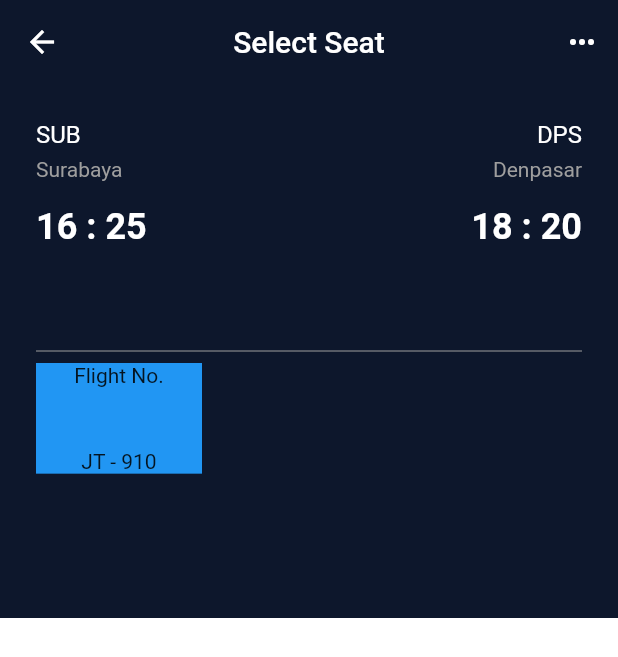
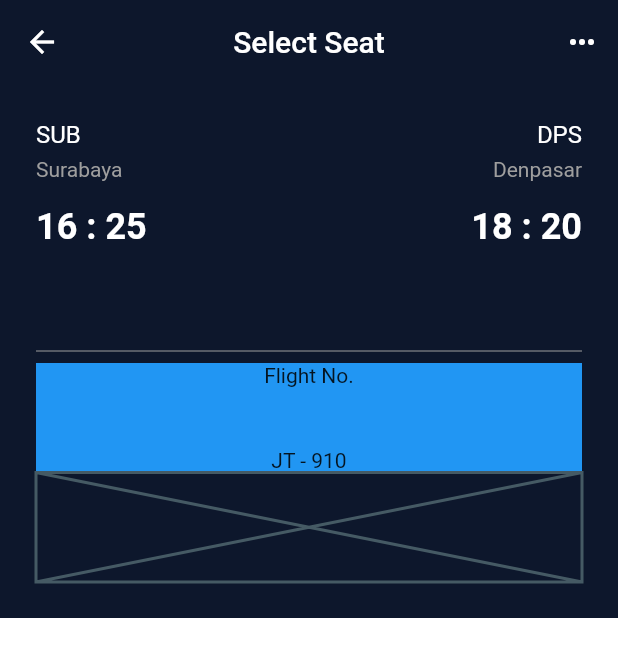
Before and after one commit to JAICHANGPARK/flutter_notebook_chapter_29, a Flutter app: the FlightBookingSelectPage screen opened directly, on a phone screen of 412 x 824 dp. Shown: the top 657 px of the screen. Run offline on Flutter 3.47's test engine with Material 2 defaults, Android fonts, the phone set to English and light mode, and no system bars.

Commit message:
Update flight_booking_select_page.dart

```diff
--- a/lib/ep1465_flight_booking_app/view/flight_booking_select_page.dart
+++ b/lib/ep1465_flight_booking_app/view/flight_booking_select_page.dart
@@ -122,13 +122,13 @@ class _FlightBookingSelectPageState extends State<FlightBookingSelectPage> {
                                     color: Colors.grey,
                                   ),
                                   Expanded(
-                                    child: GridView.count(
-                                      crossAxisCount: 3,
-                                      mainAxisSpacing: 16,
-                                      crossAxisSpacing: 16,
-                                      childAspectRatio: 1.5,
+                                      child: Column(
                                     children: [
-                                        Container(
+                                      Expanded(
+                                          child: Row(
+                                        children: [
+                                          Expanded(
+                                            child: Container(
                                               color: Colors.blue,
                                               child: Column(
                                                 mainAxisAlignment: MainAxisAlignment.spaceBetween,
@@ -137,10 +137,13 @@ class _FlightBookingSelectPageState extends State<FlightBookingSelectPage> {
                                                   Text("JT - 910"),
                                                 ],
                                               ),
-                                        )
-                                      ],
                                             ),
                                           ),
+                                        ],
+                                      )),
+                                      Expanded(child: Placeholder())
+                                    ],
+                                  )),
                                 ],
                               ),
                             ),
```
Lines whose indentation alone changed are shown as unchanged.
